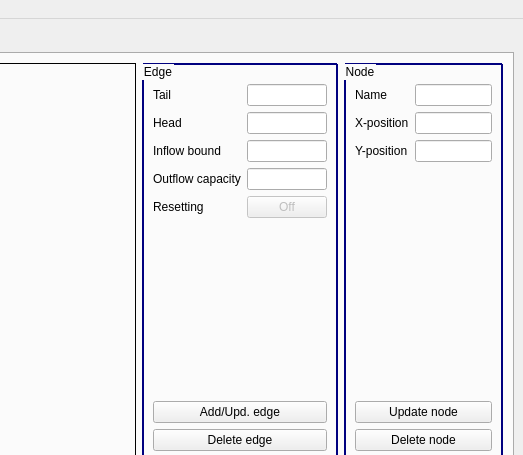
Qt form source/ui/thinFlow_mainWdw.ui (LeonSering/NashFlowComputation) before a commit; both pictures show x 520 to 1043 and y 0 to 455 of the 1043 by 991 pixel window.
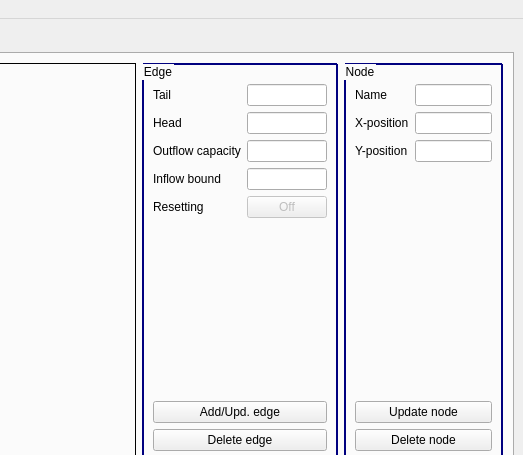
The same form after that commit. The open tabs and pages were chosen to show the change.

```diff
--- a/source/ui/thinFlow_mainWdw.ui
+++ b/source/ui/thinFlow_mainWdw.ui
@@ -387,6 +387,9 @@
               <property name="sizeConstraint">
                <enum>QLayout::SetDefaultConstraint</enum>
               </property>
+              <property name="fieldGrowthPolicy">
+               <enum>QFormLayout::AllNonFixedFieldsGrow</enum>
+              </property>
               <item row="0" column="0">
                <widget class="QLabel" name="label_10">
                 <property name="text">
@@ -407,16 +410,12 @@
               <item row="1" column="1">
                <widget class="QLineEdit" name="headLineEdit_spillback"/>
               </item>
-              <item row="3" column="0">
-               <widget class="QLabel" name="label_14">
-                <property name="text">
-                 <string>Outflow capacity</string>
-                </property>
-               </widget>
-              </item>
-              <item row="3" column="1">
+              <item row="2" column="1">
                <widget class="QLineEdit" name="capacityLineEdit_spillback"/>
               </item>
+              <item row="3" column="1">
+               <widget class="QLineEdit" name="boundLineEdit_spillback"/>
+              </item>
               <item row="4" column="0">
                <widget class="QLabel" name="label_15">
                 <property name="text">
@@ -434,15 +433,19 @@
                 </property>
                </widget>
               </item>
-              <item row="2" column="0">
+              <item row="3" column="0">
                <widget class="QLabel" name="label_19">
                 <property name="text">
                  <string>Inflow bound</string>
                 </property>
                </widget>
               </item>
-              <item row="2" column="1">
-               <widget class="QLineEdit" name="boundLineEdit_spillback"/>
+              <item row="2" column="0">
+               <widget class="QLabel" name="label_14">
+                <property name="text">
+                 <string>Outflow capacity</string>
+                </property>
+               </widget>
               </item>
              </layout>
             </item>
```
Left out of the diff: 2 changed lines with no effect on the pictures.
